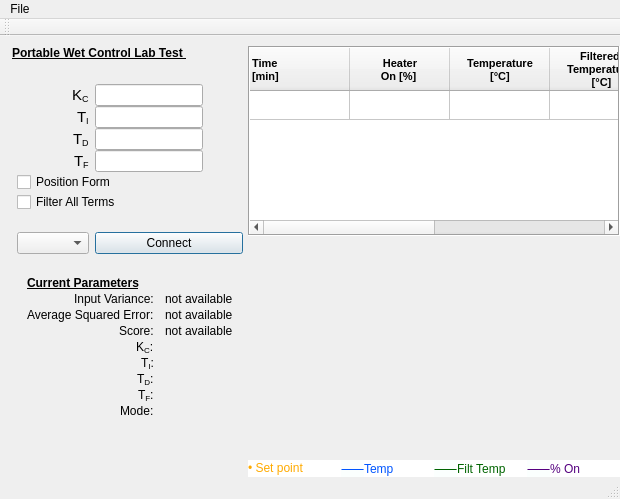
Above: mainwindow.ui from AnthonyA28/Qt-PWCL-test before the change. Below: the same form after it.
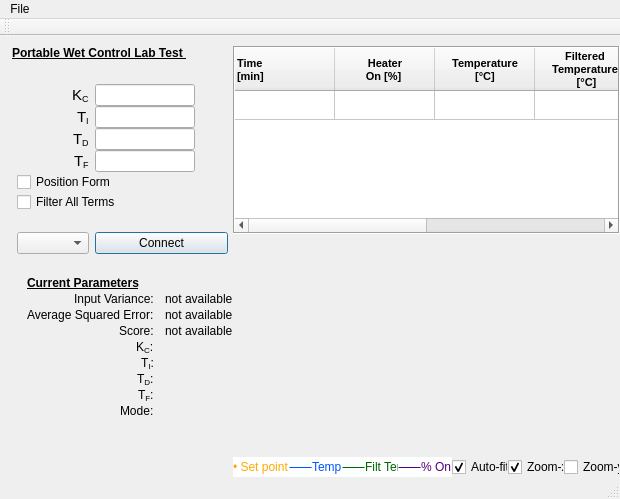
That is the form after the change. Icons and pictures are not drawn. Custom widgets are drawn as their Qt base class.

Commit message: Added graph manipulation options

```diff
--- a/mainwindow.ui
+++ b/mainwindow.ui
@@ -1043,6 +1043,33 @@
           </property>
          </widget>
         </item>
+        <item>
+         <widget class="QCheckBox" name="auto_fit_CheckBox">
+          <property name="text">
+           <string>Auto-fit</string>
+          </property>
+          <property name="checked">
+           <bool>true</bool>
+          </property>
+         </widget>
+        </item>
+        <item>
+         <widget class="QCheckBox" name="zoom_xaxis_checkBox">
+          <property name="text">
+           <string>Zoom-x</string>
+          </property>
+          <property name="checked">
+           <bool>true</bool>
+          </property>
+         </widget>
+        </item>
+        <item>
+         <widget class="QCheckBox" name="zoomy_checkBox">
+          <property name="text">
+           <string>Zoom-y</string>
+          </property>
+         </widget>
+        </item>
        </layout>
       </item>
      </layout>
```
Left out of the diff: 12 changed lines with no effect on the pictures. The commit also changes 2 other files.
